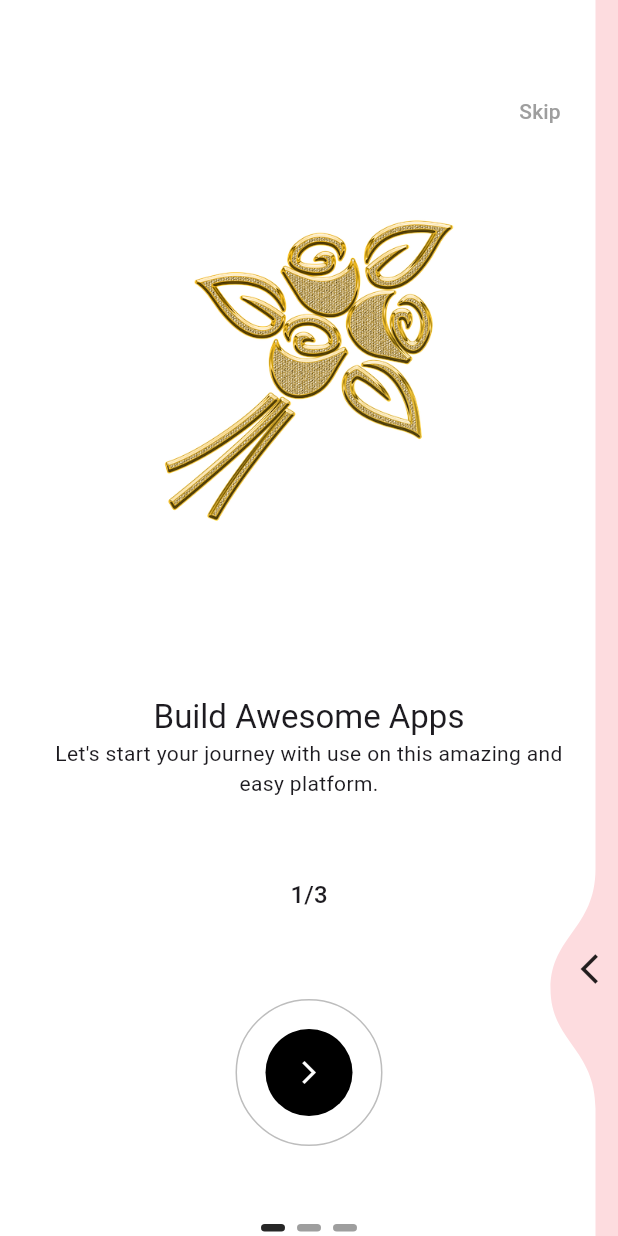
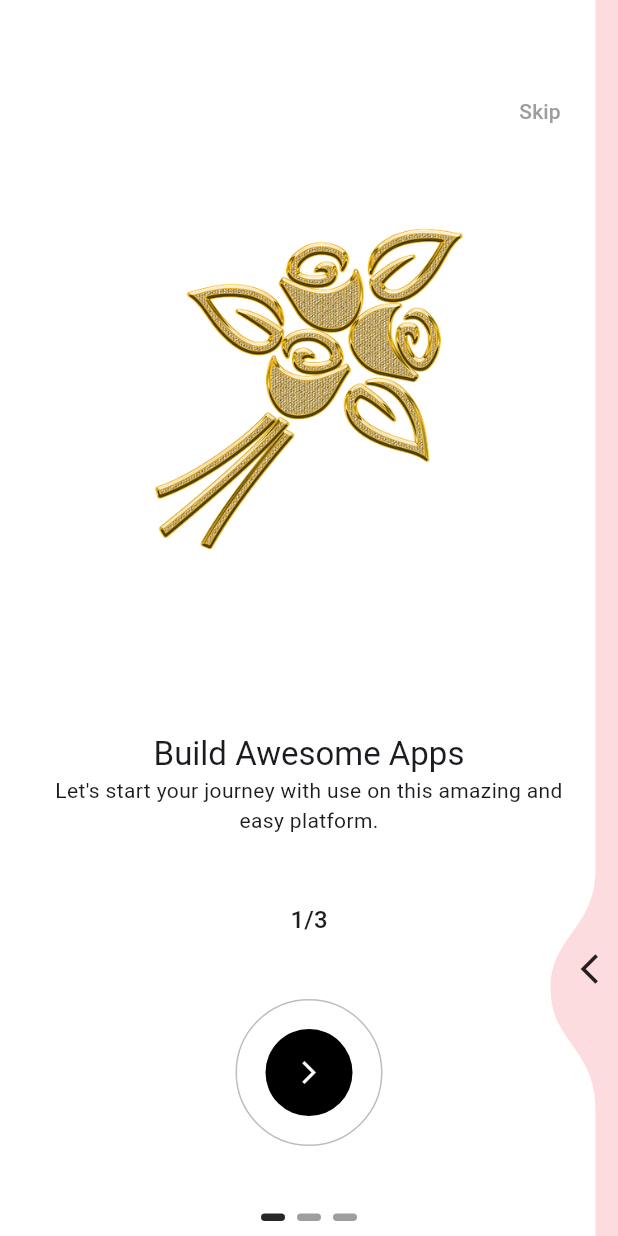
Before and after one commit to SamTech-Africa/sammy_flutter, a Flutter app: the screen it shows after launch, on a phone screen of 412 x 824 dp. Run offline on Flutter 3.47's test engine with Material 3 defaults, Android fonts, the phone set to English and light mode, and no system bars; drawn by our look-alikes of liquid_swipe, smooth_page_indicator; our stand-ins replace get, google_fonts.

Commit message:
Onboarding Screen i progress ...

```diff
--- a/lib/src/features/authentication/contollers/onboarding-controller.dart
+++ b/lib/src/features/authentication/contollers/onboarding-controller.dart
@@ -0,0 +1,53 @@
+import 'package:flutter/material.dart';
+import 'package:get/get.dart';
+import 'package:get/get_rx/get_rx.dart';
+import 'package:liquid_swipe/PageHelpers/LiquidController.dart';
+
+import '../../../constants/colors.dart';
+import '../../../constants/image_strings.dart';
+import '../../../constants/text_strings.dart';
+import '../models/onboarding-model.dart';
+import '../screens/onboarding/onboarding_page_widget.dart';
+
+class OnboardingController extends GetxController {
+  final controller = LiquidController();
+  RxInt currentPage = 0.obs;
+
+  final pages = [
+    OnboardingPageWidget(
+        model: OnboardingModel(
+          image: onboardingImage1,
+          title: tOnboardingTitle1,
+          subtitle: tOnboardingSubTitle1,
+          counterText: tOnboardingCounter1,
+          bgColor: tOnboardingPage1Color,
+        )
+    ),
+    OnboardingPageWidget(
+        model: OnboardingModel(
+          image: onboardingImage2,
+          title: tOnboardingTitle2,
+          subtitle: tOnboardingSubTitle2,
+          counterText: tOnboardingCounter2,
+          bgColor: tOnboardingPage2Color,
+        )
+    ),
+    OnboardingPageWidget(
+        model: OnboardingModel(
+          image: onboardingImage1,
+          title: tOnboardingTitle3,
+          subtitle: tOnboardingSubTitle3,
+          counterText: tOnboardingCounter3,
+          bgColor: tOnboardingPage3Color,
+        )
+    )
+  ];
+
+  skip() => controller.jumpToPage(page: 2);
+  animatedToNextSlide() {
+    int nextPage = controller.currentPage + 1;
+    controller.animateToPage(page: nextPage);
+  }
+  onPageChangeCallback(int activePageIndex) => currentPage.value = activePageIndex;
+
+}
--- a/lib/src/features/authentication/contollers/splash_controller.dart
+++ b/lib/src/features/authentication/contollers/splash_controller.dart
@@ -13,6 +13,6 @@ class SplashScreenController extends GetxController{
     await Future.delayed(const Duration(milliseconds: 500));
     animate.value =true;
     await Future.delayed(const Duration(milliseconds: 5000));
-    Get.to(const OnboardingScreen());
+    Get.to(OnboardingScreen());
   }
 }
--- a/lib/src/features/authentication/models/onboarding-model.dart
+++ b/lib/src/features/authentication/models/onboarding-model.dart
@@ -6,7 +6,7 @@ class OnboardingModel {
   final String subtitle;
   final String counterText;
   final Color bgColor;
-  final double height;
+
 
 
   OnboardingModel({
@@ -15,7 +15,7 @@ class OnboardingModel {
     required this.subtitle,
     required this.counterText,
     required this.bgColor,
-    required this.height,
+
 });
 
 }
--- a/lib/src/features/authentication/screens/onboarding/onboarding_page_widget.dart
+++ b/lib/src/features/authentication/screens/onboarding/onboarding_page_widget.dart
@@ -15,13 +15,14 @@ class OnboardingPageWidget extends StatelessWidget {
 
   @override
   Widget build(BuildContext context) {
+    final size = MediaQuery.of(context).size;
     return Container(
       padding: const EdgeInsets.all(tDefaultSize),
       color: model.bgColor,
       child: Column(
           mainAxisAlignment: MainAxisAlignment.spaceEvenly,
           children: [
-            Image(image: AssetImage(model.image), height: model.height * 0.4,),
+            Image(image: AssetImage(model.image), height: size.height * 0.45,),
             Column(
               children: [
                 Text(model.title, style: Theme.of(context).textTheme.titleLarge,),
--- a/lib/src/features/authentication/screens/onboarding/onboarding_screen.dart
+++ b/lib/src/features/authentication/screens/onboarding/onboarding_screen.dart
@@ -1,8 +1,10 @@
 import 'package:flutter/material.dart';
+import 'package:get/get_state_manager/src/rx_flutter/rx_obx_widget.dart';
 import 'package:liquid_swipe/liquid_swipe.dart';
 import 'package:sammy_flutter/src/constants/colors.dart';
 import 'package:sammy_flutter/src/constants/sizes.dart';
 import 'package:sammy_flutter/src/constants/text_strings.dart';
+import 'package:sammy_flutter/src/features/authentication/contollers/onboarding-controller.dart';
 import 'package:sammy_flutter/src/features/authentication/models/onboarding-model.dart';
 import 'package:smooth_page_indicator/smooth_page_indicator.dart';
 
@@ -10,65 +12,28 @@ import '../../../../constants/image_strings.dart';
 import 'onboarding_page_widget.dart';
 
 class OnboardingScreen extends StatelessWidget {
-  OnboardingScreen({super.key});
+  const OnboardingScreen({super.key});
 
-  final controller = LiquidController();
-  int currentPage = 0;
+
 
   @override
   Widget build(BuildContext context) {
-    final size = MediaQuery.of(context).size;
-
-    final pages = [
-      OnboardingPageWidget(
-        model: OnboardingModel(
-          image: onboardingImage1,
-          title: tOnboardingTitle1,
-          subtitle: tOnboardingSubTitle1,
-          counterText: tOnboardingCounter1,
-          height: size.height,
-          bgColor: tOnboardingPage1Color,
-        )
-      ),
-      OnboardingPageWidget(
-          model: OnboardingModel(
-            image: onboardingImage2,
-            title: tOnboardingTitle2,
-            subtitle: tOnboardingSubTitle2,
-            counterText: tOnboardingCounter2,
-            height: size.height,
-            bgColor: tOnboardingPage2Color,
-          )
-      ),
-      OnboardingPageWidget(
-          model: OnboardingModel(
-            image: onboardingImage1,
-            title: tOnboardingTitle3,
-            subtitle: tOnboardingSubTitle3,
-            counterText: tOnboardingCounter3,
-            height: size.height,
-            bgColor: tOnboardingPage3Color,
-          )
-      )
-    ];
-
-
-
+    final onboardingController = OnboardingController();
     return Scaffold(
       body: Stack(
         alignment: Alignment.center,
         children: [
           LiquidSwipe(
-            pages: pages,
-            liquidController: controller,
-            onPageChangeCallback: onPageChangeCallback,
+            pages: onboardingController.pages,
+            liquidController: onboardingController.controller,
+            onPageChangeCallback: onboardingController.onPageChangeCallback,
             slideIconWidget: const Icon(Icons.arrow_back_ios),
             enableSideReveal: true,
           ),
           Positioned(
             bottom: 60.0,
             child: OutlinedButton(
-              onPressed: (){},
+              onPressed: () => onboardingController.animatedToNextSlide(),
               style: ElevatedButton.styleFrom(
                 foregroundColor: Colors.white, side: const BorderSide(color: Colors.black26),
                 shape: const CircleBorder(),
@@ -87,28 +52,28 @@ class OnboardingScreen extends StatelessWidget {
             top: 50,
             right: 20,
             child: TextButton(
-              onPressed: () => controller.jumpToPage(page: 2),
+              onPressed:() => onboardingController.skip(),
               child: const Text("Skip", style: TextStyle(color: Colors.grey),),
             ),
           ),
-          Positioned(
-            bottom: 3,
+          Obx(
+            () => Positioned(
+              bottom: 10,
               child: AnimatedSmoothIndicator(
                 count: 3,
-              activeIndex:  controller.currentPage,
+                activeIndex:  onboardingController.currentPage.value,
                 effect: const WormEffect(
                   activeDotColor: Color(0xff272727),
                   dotHeight: 5.0,
                 ),
 
               ),
+            )
           ),
         ],
       ),
     );
   }
 
-  onPageChangeCallback(int activePageIndex) {
-    currentPage = activePageIndex;
+
 }
-}
```
Lines whose indentation alone changed are shown as unchanged.
